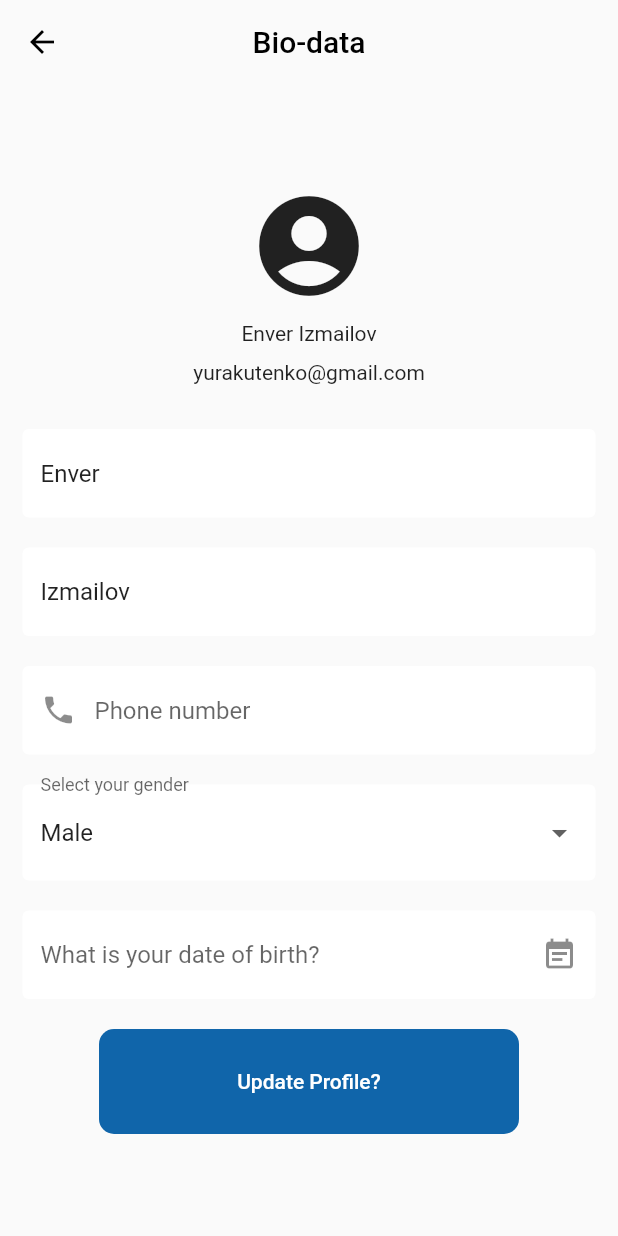
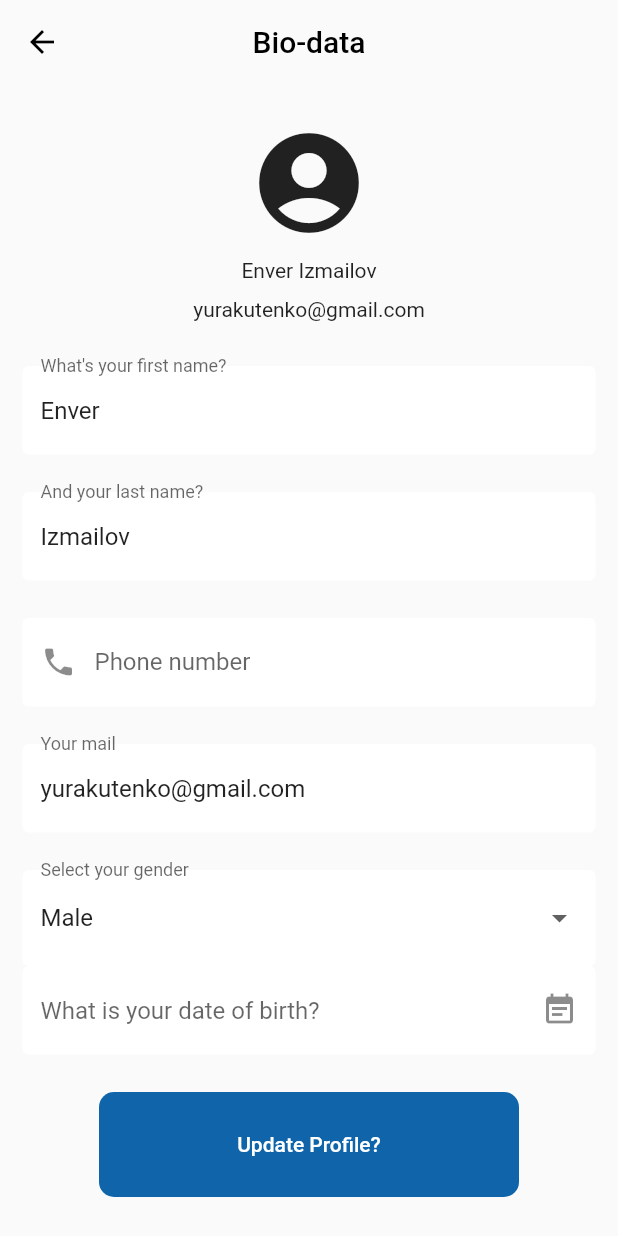
Before and after one commit to Oskaroff/everything_in_one, a Flutter app: the screen it shows after launch, item 3 of the bottom bar chosen, after a tap on the "create" icon, on a phone screen of 412 x 824 dp. Run offline on Flutter 3.47's test engine with Material 2 defaults, Android fonts, the light colour scheme and no system bars.

Commit message:
Added dynamic state for profile and edited profile page

```diff
--- a/lib/model/personal_state.dart
+++ b/lib/model/personal_state.dart
@@ -3,5 +3,7 @@ class PersonalState {
   String lastName = "Izmailov";
   bool isActive = false;
   String phoneNumber = "";
-  String gender = "";
+  String gender = "TEST";
+  String mail = "yurakutenko@gmail.com";
+  String date = "";
 }
--- a/lib/pages/third_page.dart
+++ b/lib/pages/third_page.dart
@@ -1,7 +1,7 @@
 import 'package:flutter/material.dart';
 
-import '../model/personal_state.dart';
-import '../widget/personal_info.dart';
+import 'package:everything_in_one/model/personal_state.dart';
+import 'package:everything_in_one/widget/personal_info.dart';
 
 class ThirdPage extends StatefulWidget {
   const ThirdPage({super.key});
@@ -17,10 +17,6 @@ class _ThirdPageState extends State<ThirdPage> {
   void initState() {
     super.initState();
     state = PersonalState();
-  }
-
-  void onPressed() {
-    setState(() {});
   }
 
   @override
@@ -50,7 +46,7 @@ class _ThirdPageState extends State<ThirdPage> {
                 ProfileWidget(
                   state: state,
                   onPressed: () {
-                    onPressed();
+                    setState(() {});
                   },
                 ),
                 AccountWidget(
@@ -69,7 +65,7 @@ class _ThirdPageState extends State<ThirdPage> {
                     ),
                   ),
                 ),
-                AboutAndSupportWidget(),
+                const AboutAndSupportWidget(),
               ],
             ),
           ),
@@ -82,13 +78,14 @@ class _ThirdPageState extends State<ThirdPage> {
 class ProfileWidget extends StatelessWidget {
   final PersonalState state;
   final VoidCallback? onPressed;
+
   const ProfileWidget({
     required this.state,
     required this.onPressed,
     Key? key,
   }) : super(key: key);
 
-  void navigateToPersonalInfo(BuildContext context) {
+  void _navigateToPersonalInfo(BuildContext context) {
     final navigator = Navigator.of(context);
     navigator.push(
       MaterialPageRoute(
@@ -114,7 +111,7 @@ class ProfileWidget extends StatelessWidget {
           padding: const EdgeInsets.only(bottom: 10.0),
           child: Text("${state.firstName} ${state.lastName}"),
         ),
-        subtitle: const Text("yurakutenko@gmail.com"),
+        subtitle: Text(state.mail),
         iconColor: Colors.white,
         textColor: Colors.white,
         leading: const Icon(
@@ -127,7 +124,7 @@ class ProfileWidget extends StatelessWidget {
             size: 25,
             color: Colors.white,
           ),
-          onPressed: () => navigateToPersonalInfo(context),
+          onPressed: () => _navigateToPersonalInfo(context),
         ),
       ),
     );
@@ -157,7 +154,6 @@ class _AccountWidgetState extends State<AccountWidget> {
       ),
       margin: const EdgeInsets.only(top: 20),
       child: Column(
-        // crossAxisAlignment: CrossAxisAlignment.start,
         children: [
           const ListTile(
             contentPadding: EdgeInsets.all(10),
--- a/lib/splash_screen.dart
+++ b/lib/splash_screen.dart
@@ -1,4 +1,3 @@
-import 'package:flutter/cupertino.dart';
 import 'package:flutter/material.dart';
 
 import 'main_screen.dart';
--- a/lib/widget/personal_info.dart
+++ b/lib/widget/personal_info.dart
@@ -1,11 +1,12 @@
 import 'package:flutter/material.dart';
 import 'package:flutter/services.dart';
-
-import '../model/personal_state.dart';
+import 'package:intl/intl.dart';
+import 'package:everything_in_one/model/personal_state.dart';
 
 class PersonalInformationWidget extends StatefulWidget {
   final PersonalState state;
   final VoidCallback? onPressed;
+
   const PersonalInformationWidget({
     super.key,
     required this.state,
@@ -18,27 +19,42 @@ class PersonalInformationWidget extends StatefulWidget {
 }
 
 class _PersonalInformationWidgetState extends State<PersonalInformationWidget> {
+  _PersonalInformationWidgetState() {
+    selectedGender = genderSelectList[0];
+  }
+
   final genderSelectList = ["Male", "Female"];
-  String? selectedVal = "Male";
+  String? selectedGender = "";
 
   final controllerFirstName = TextEditingController();
   final controllerlastName = TextEditingController();
   final controllerPhoneNumber = TextEditingController();
   final controllerGender = TextEditingController();
+  final controllerMail = TextEditingController();
+  final controllerDate = TextEditingController();
 
-  firstNameChange(String text) {
-    widget.state.firstName = controllerFirstName.text;
-    setState(() {});
+  void _showDatePicker() async {
+    DateTime? pickedDate = await showDatePicker(
+        context: context,
+        initialDate: DateTime.now(),
+        firstDate: DateTime(1930),
+        lastDate: DateTime(2025));
+
+    if (pickedDate != null) {
+      controllerDate.text = DateFormat('dd-MM-yyyy').format(pickedDate);
+    }
   }
 
-  lastNameChange(String text) {
-    widget.state.lastName = controllerlastName.text;
-    setState(() {});
-  }
-
-  phoneNumberChange(String text) {
-    widget.state.phoneNumber = controllerPhoneNumber.text;
-    setState(() {});
+  void _profileUpdate() {
+    setState(() {
+      widget.state.firstName = controllerFirstName.text;
+      widget.state.lastName = controllerlastName.text;
+      widget.state.phoneNumber = controllerPhoneNumber.text;
+      widget.state.mail = controllerMail.text;
+      widget.state.gender = controllerGender.text;
+      widget.state.date = controllerDate.text;
+      widget.onPressed!();
+    });
   }
 
   @override
@@ -46,12 +62,13 @@ class _PersonalInformationWidgetState extends State<PersonalInformationWidget> {
     controllerFirstName.text = widget.state.firstName;
     controllerlastName.text = widget.state.lastName;
     controllerPhoneNumber.text = widget.state.phoneNumber;
+    controllerMail.text = widget.state.mail;
+    controllerDate.text = widget.state.date;
 
     return Scaffold(
       appBar: AppBar(
         leading: BackButton(
           color: Colors.black,
-          // onPressed: () => navigateToThirdPage(context),
           onPressed: Navigator.of(context).pop,
         ),
         title: const Text(
@@ -80,21 +97,16 @@ class _PersonalInformationWidgetState extends State<PersonalInformationWidget> {
                     "${widget.state.firstName} ${widget.state.lastName}",
                   ),
                 ),
-                const Text("yurakutenko@gmail.com"),
+                Text(widget.state.mail),
                 const SizedBox(
                   height: 30,
                 ),
                 TextField(
                   controller: controllerFirstName,
-                  onSubmitted: firstNameChange,
-                  onEditingComplete: widget.onPressed,
                   decoration: const InputDecoration(
-                    // Высота Labela
-                    // isCollapsed: true,
-                    // contentPadding: EdgeInsets.all(15),
                     filled: true,
                     fillColor: Colors.white,
-                    hintText: "What's your first name?",
+                    labelText: "What's your first name?",
                     border: OutlineInputBorder(),
                     enabledBorder: OutlineInputBorder(
                       borderSide: BorderSide(
@@ -104,16 +116,14 @@ class _PersonalInformationWidgetState extends State<PersonalInformationWidget> {
                   ),
                 ),
                 const SizedBox(
-                  height: 20,
+                  height: 25,
                 ),
                 TextField(
                   controller: controllerlastName,
-                  onSubmitted: lastNameChange,
-                  onEditingComplete: widget.onPressed,
                   decoration: const InputDecoration(
                     filled: true,
                     fillColor: Colors.white,
-                    hintText: "And your last name?",
+                    labelText: "And your last name?",
                     border: OutlineInputBorder(),
                     enabledBorder: OutlineInputBorder(
                       borderSide: BorderSide(
@@ -123,18 +133,17 @@ class _PersonalInformationWidgetState extends State<PersonalInformationWidget> {
                   ),
                 ),
                 const SizedBox(
-                  height: 20,
+                  height: 25,
                 ),
                 TextField(
                   keyboardType: TextInputType.phone,
                   controller: controllerPhoneNumber,
-                  onSubmitted: phoneNumberChange,
                   inputFormatters: [FilteringTextInputFormatter.digitsOnly],
                   decoration: const InputDecoration(
                     filled: true,
                     fillColor: Colors.white,
                     prefixIcon: Icon(Icons.phone),
-                    hintText: "Phone number",
+                    labelText: "Phone number",
                     border: OutlineInputBorder(),
                     enabledBorder: OutlineInputBorder(
                       borderSide: BorderSide(
@@ -144,7 +153,24 @@ class _PersonalInformationWidgetState extends State<PersonalInformationWidget> {
                   ),
                 ),
                 const SizedBox(
-                  height: 20,
+                  height: 25,
+                ),
+                TextField(
+                  controller: controllerMail,
+                  decoration: const InputDecoration(
+                    filled: true,
+                    fillColor: Colors.white,
+                    labelText: "Your mail",
+                    border: OutlineInputBorder(),
+                    enabledBorder: OutlineInputBorder(
+                      borderSide: BorderSide(
+                        style: BorderStyle.none,
+                      ),
+                    ),
+                  ),
+                ),
+                const SizedBox(
+                  height: 25,
                 ),
                 DropdownButtonFormField(
                   decoration: const InputDecoration(
@@ -158,25 +184,22 @@ class _PersonalInformationWidgetState extends State<PersonalInformationWidget> {
                       ),
                     ),
                   ),
-                  value: selectedVal,
+                  value: selectedGender,
                   items: genderSelectList
                       .map((e) => DropdownMenuItem(
+                            value: e,
                             child: Text(e),
-                            value: e,
                           ))
                       .toList(),
                   onChanged: (value) {
                     setState(() {
-                      // widget.state.gender = value as String;
-                      selectedVal = value;
+                      selectedGender = value;
                     });
                   },
                 ),
-                const SizedBox(
-                  height: 20,
-                ),
-                const TextField(
-                  decoration: InputDecoration(
+                TextField(
+                  controller: controllerDate,
+                  decoration: const InputDecoration(
                     filled: true,
                     fillColor: Colors.white,
                     suffixIcon: Icon(Icons.event_note),
@@ -188,9 +211,10 @@ class _PersonalInformationWidgetState extends State<PersonalInformationWidget> {
                       ),
                     ),
                   ),
+                  onTap: _showDatePicker,
                 ),
                 const SizedBox(
-                  height: 20,
+                  height: 25,
                 ),
                 TextButton(
                   style: ButtonStyle(
@@ -206,7 +230,7 @@ class _PersonalInformationWidgetState extends State<PersonalInformationWidget> {
                       ),
                     ),
                   ),
-                  onPressed: null,
+                  onPressed: _profileUpdate,
                   child: const Text("Update Profile?"),
                 ),
               ],
--- a/pubspec.yaml
+++ b/pubspec.yaml
@@ -36,6 +36,7 @@ dependencies:
   # The following adds the Cupertino Icons font to your application.
   # Use with the CupertinoIcons class for iOS style icons.
   cupertino_icons: ^1.0.2
+  intl: ^0.18.1
 
 dev_dependencies:
   flutter_test:
```
Also changed, not shown: pubspec.lock.
